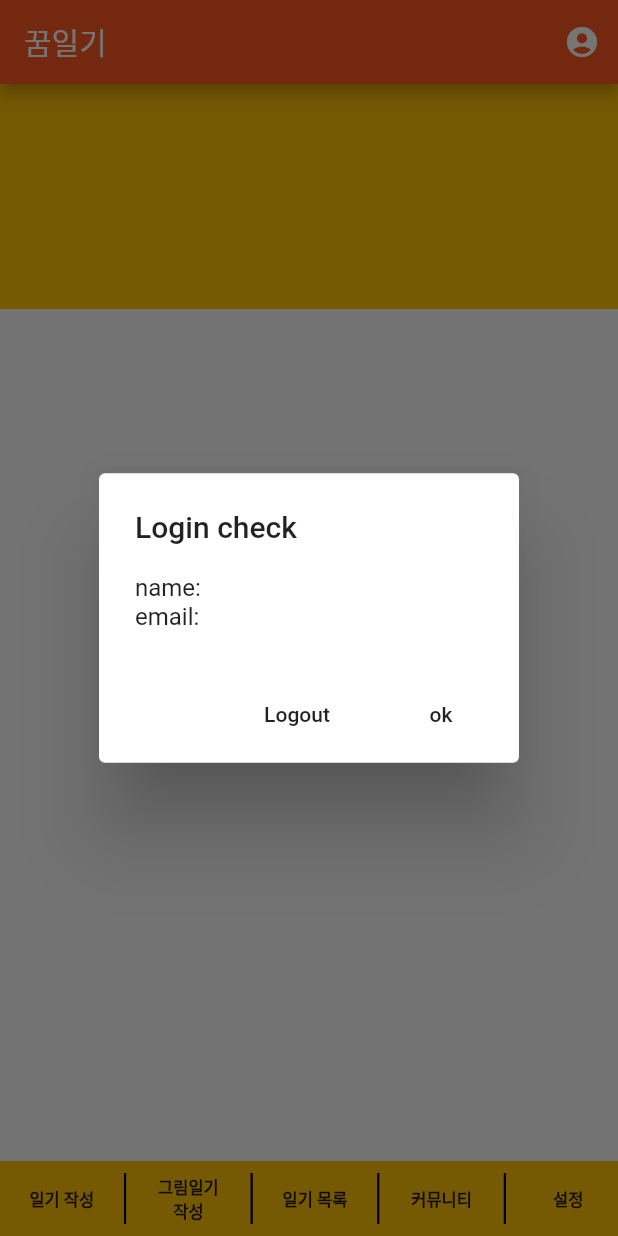
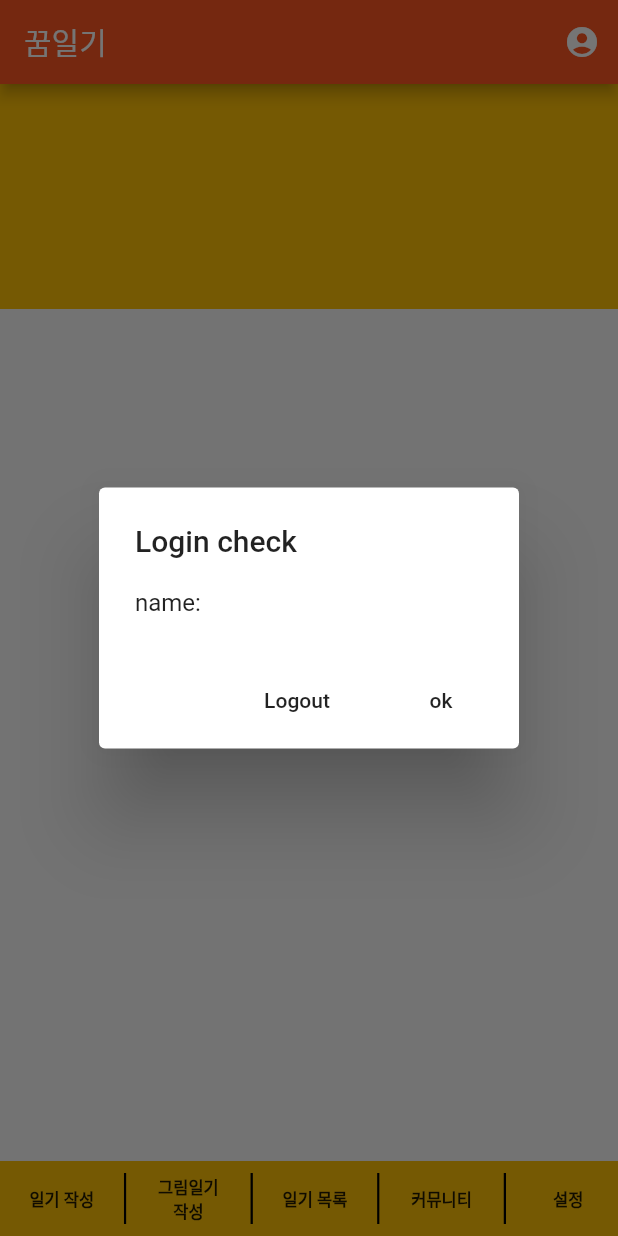
Before and after one commit to CDST-Studio/Flutter-Dreamiary, a Flutter app: the DreamiaryHome screen opened directly, after a tap on the "account circle" icon, on a phone screen of 412 x 824 dp. Run offline on Flutter 3.47's test engine with Material 2 defaults, Android fonts, the phone set to English and light mode, and no system bars; our stand-ins replace animated_splash_screen, firebase_auth, firebase_core, firebase_database, google_sign_in; missing offline and left inert: flutter_facebook_auth; accounts and stored records are empty.

Commit message:
Login contact complete

```diff
--- a/lib/pages/UserPage.dart
+++ b/lib/pages/UserPage.dart
@@ -43,7 +43,6 @@ class DreamiaryHome extends StatelessWidget {
                                         child: ListBody (
                                         children: [
                                           Text('name: ${currentUser!.displayName} '),
-                                          Text('email: ${currentUser!.email}')
                                       ],
                                     ),
                                     ),
```
Also changed, not shown: lib/main.dart (+5 -4 lines).
